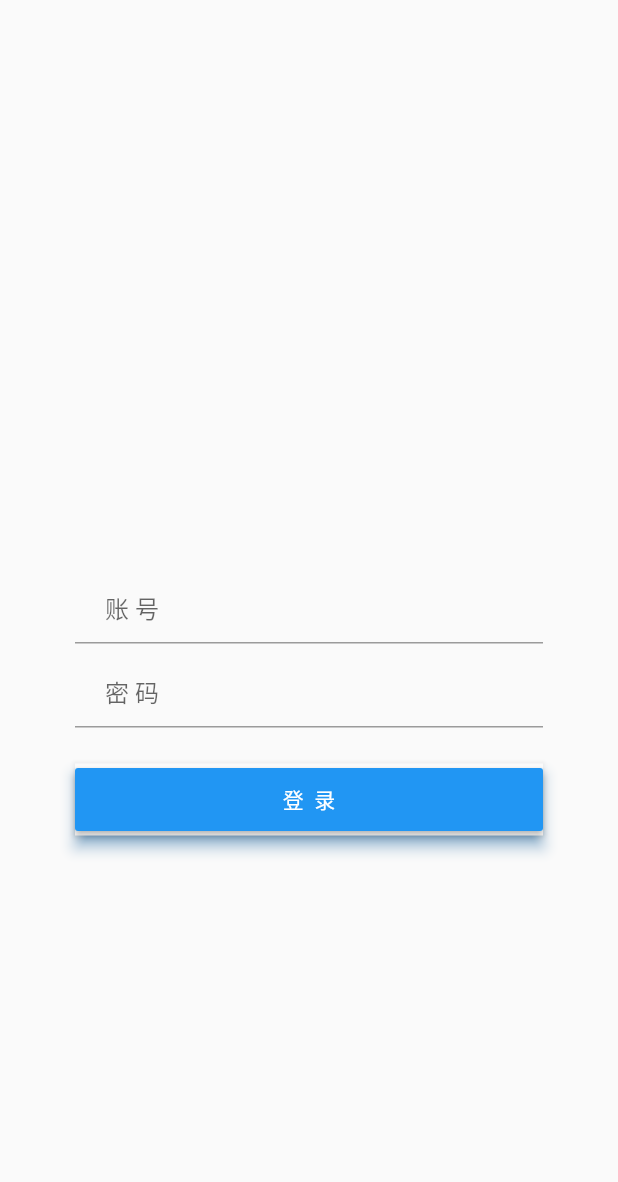
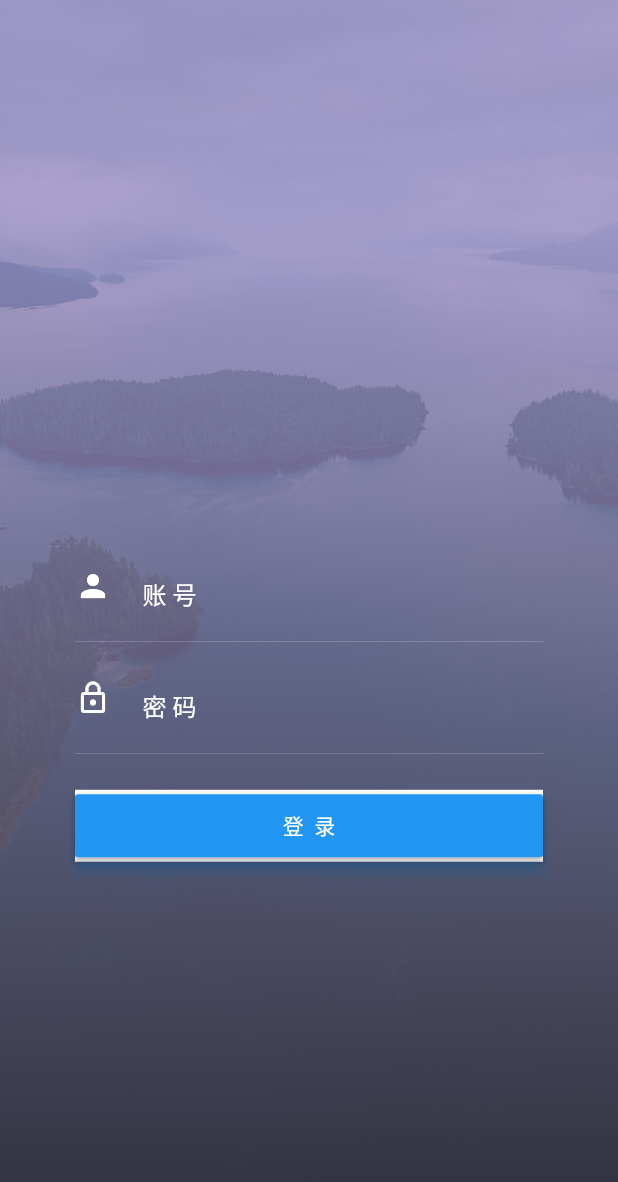
Before and after one commit to ArmyHan/material_manage_app, a Flutter app: the screen it shows after launch, on a phone screen of 412 x 824 dp. Shown: the top 1182 px of the screen. Run offline on Flutter 3.47's test engine with Material 2 defaults, Android fonts, the phone set to English and light mode, and no system bars.

Commit message:
添加背景图片，抽离文本框控件以及登录表单控件。

```diff
--- /dev/null
+++ b/lib/components/InputField.dart
@@ -0,0 +1,42 @@
+import 'package:flutter/material.dart';
+
+typedef void OnSaveCallback(String text);
+
+class InputField extends StatelessWidget {
+  final String hint;
+  final bool obscure;
+  final IconData icon;
+  final OnSaveCallback onSaveCallback;
+
+  InputField({Key key, this.hint, this.obscure, this.icon, this.onSaveCallback})
+      : super(key: key);
+
+  @override
+  Widget build(BuildContext context) {
+    return new Container(
+      decoration: new BoxDecoration(
+          border: new Border(
+              bottom: new BorderSide(
+        width: 0.5,
+        color: Colors.white24,
+      ))),
+      child: new TextFormField(
+        obscureText: true,
+        onSaved: onSaveCallback,
+        style: const TextStyle(
+          color: Colors.white,
+        ),
+        decoration: new InputDecoration(
+            icon: new Icon(
+              icon,
+              color: Colors.white,
+            ),
+            border: InputBorder.none,
+            hintText: hint,
+            hintStyle: const TextStyle(color: Colors.white, fontSize: 16.0),
+            contentPadding: const EdgeInsets.only(
+                top: 30.0, right: 30.0, bottom: 20.0, left: 5.0)),
+      ),
+    );
+  }
+}
--- /dev/null
+++ b/lib/components/LoginForm.dart
@@ -0,0 +1,61 @@
+import 'package:flutter/material.dart';
+import 'package:material_manage_app/components/InputField.dart';
+import 'package:material_manage_app/models/UserModel.dart';
+
+class LoginForm extends StatelessWidget {
+  @override
+  Widget build(BuildContext context) {
+    final GlobalKey<FormState> _formKey = new GlobalKey<FormState>();
+    bool _isLoading = false;
+    UserModel user = new UserModel();
+    return Form(
+        key: _formKey,
+        child: Column(
+          mainAxisAlignment: MainAxisAlignment.center,
+          children: <Widget>[
+            InputField(
+              hint: '账 号',
+              obscure: false,
+              icon: Icons.person,
+              onSaveCallback: (String text) => user.avatar = text,
+            ),
+            InputField(
+              hint: '密 码',
+              obscure: true,
+              icon: Icons.lock_outline,
+              onSaveCallback: (String text) => user.password = text,
+            ),
+            SizedBox(height: 8.0),
+            Padding(
+                padding: EdgeInsets.symmetric(vertical: 16.0),
+                child: Material(
+                  shadowColor: Colors.blue,
+                  elevation: 4.0,
+                  child: MaterialButton(
+                    minWidth: 400.0,
+                    height: 42.0,
+                    /*onPressed: () => Navigator.of(context).push(
+                                new PageRouteBuilder(
+                                    pageBuilder: (BuildContext context, _, __) {
+                              return new ListPage(title: "武汉物资管理系统");
+                            })),*/
+                    onPressed: () =>
+                        Navigator.pushReplacementNamed(context, "/home"),
+                    color: Colors.blue,
+                    splashColor: Colors.blue,
+                    child: _isLoading
+                        ? CircularProgressIndicator(
+                            valueColor:
+                                AlwaysStoppedAnimation<Color>(Colors.white),
+                            strokeWidth: 1.8,
+                          )
+                        : Text(
+                            '登  录',
+                            style: TextStyle(color: Colors.white),
+                          ),
+                  ),
+                ))
+          ],
+        ));
+  }
+}
--- /dev/null
+++ b/lib/style/LoginStyle.dart
@@ -0,0 +1,6 @@
+import 'package:flutter/material.dart';
+
+DecorationImage backgroundImage = new DecorationImage(
+  image: new ExactAssetImage('assets/background/login.jpg'),
+  fit: BoxFit.cover,
+);
--- a/lib/views/ListPage.dart
+++ b/lib/views/ListPage.dart
@@ -14,6 +14,7 @@ class _ListPageState extends State<ListPage> {
   Widget build(BuildContext context) {
     return new Scaffold(
       appBar: new AppBar(
+        leading: new Icon(Icons.public),
         title: new Text(
           widget.title,
           style: new TextStyle(
--- a/lib/views/LoginPage.dart
+++ b/lib/views/LoginPage.dart
@@ -1,78 +1,43 @@
 import 'package:flutter/material.dart';
-import 'package:material_manage_app/models/UserModel.dart';
+import 'package:material_manage_app/components/LoginForm.dart';
+import 'package:material_manage_app/style/LoginStyle.dart';
 
 class LoginPage extends StatefulWidget {
   LoginPageState createState() => new LoginPageState();
 }
 
-class LoginPageState extends State<LoginPage> {
+class LoginPageState extends State<LoginPage> with TickerProviderStateMixin {
+  AnimationController _loginButtonController;
+
   @override
   Widget build(BuildContext context) {
-    final GlobalKey<FormState> _formKey = new GlobalKey<FormState>();
-    UserModel user = new UserModel();
-    bool _isLoading = false;
-
     return new Scaffold(
       body: Container(
-        padding: EdgeInsets.only(left: 50.0, right: 50.0),
-        margin: EdgeInsets.only(top: 130.0),
-        child: Form(
-            key: _formKey,
-            child: Column(
-              mainAxisAlignment: MainAxisAlignment.center,
-              children: <Widget>[
-                TextFormField(
-                  keyboardType: TextInputType.text,
-                  autofocus: false,
-                  onSaved: (String text) => user.avatar = text,
-                  decoration: InputDecoration(
-                      hintText: '账 号',
-                      contentPadding:
-                          EdgeInsets.fromLTRB(20.0, 10.0, 20.0, 10.0)),
-                ),
-                SizedBox(height: 8.0),
-                TextFormField(
-                    autofocus: false,
-                    obscureText: true,
-                    onSaved: (String text) => user.password = text,
-                    decoration: InputDecoration(
-                      hintText: '密 码',
-                      contentPadding:
-                          EdgeInsets.fromLTRB(20.0, 10.0, 20.0, 10.0),
-                    )),
-                SizedBox(height: 8.0),
-                Padding(
-                    padding: EdgeInsets.symmetric(vertical: 16.0),
-                    child: Material(
-                      shadowColor: Colors.blue,
-                      elevation: 4.0,
-                      child: MaterialButton(
-                        minWidth: 400.0,
-                        height: 42.0,
-                        /*onPressed: () => Navigator.of(context).push(
-                                new PageRouteBuilder(
-                                    pageBuilder: (BuildContext context, _, __) {
-                              return new ListPage(title: "武汉物资管理系统");
-                            })),*/
-                        onPressed: () =>
-                            Navigator.pushReplacementNamed(context, "/home"),
-                        color: Colors.blue,
-                        splashColor: Colors.blue,
-                        child: _isLoading
-                            ? CircularProgressIndicator(
-                                valueColor:
-                                    AlwaysStoppedAnimation<Color>(Colors.white),
-                                strokeWidth: 2.0,
-                              )
-                            : Text(
-                                '登  录',
-                                style: TextStyle(color: Colors.white),
-                              ),
-                      ),
-                    ))
-              ],
-            )),
+        decoration: new BoxDecoration(
+          image: backgroundImage,
+        ),
+        child: new Container(
+          decoration: new BoxDecoration(
+              gradient: new LinearGradient(
+            colors: <Color>[
+              const Color.fromRGBO(162, 146, 199, 0.8),
+              const Color.fromRGBO(51, 51, 63, 0.9),
+            ],
+            stops: [0.2, 1.0],
+            begin: const FractionalOffset(0.0, 0.0),
+            end: const FractionalOffset(0.0, 1.0),
+          )),
+          padding: EdgeInsets.only(left: 50.0, right: 50.0, top: 120.0),
+          child: new LoginForm(),
+        ),
       ),
     );
   }
+
+  @override
+  void initState() {
+    super.initState();
+    _loginButtonController = new AnimationController(
+        duration: new Duration(milliseconds: 3000), vsync: this);
+  }
 }
--- a/pubspec.yaml
+++ b/pubspec.yaml
@@ -26,9 +26,8 @@ flutter:
   uses-material-design: true
 
   # To add assets to your application, add an assets section, like this:
-  # assets:
-  #  - images/a_dot_burr.jpeg
-  #  - images/a_dot_ham.jpeg
+  assets:
+  - assets/background/login.jpg
 
   # An image asset can refer to one or more resolution-specific "variants", see
   # https://flutter.io/assets-and-images/#resolution-aware.
```
Also changed, not shown: assets/background/login.jpg (added).
